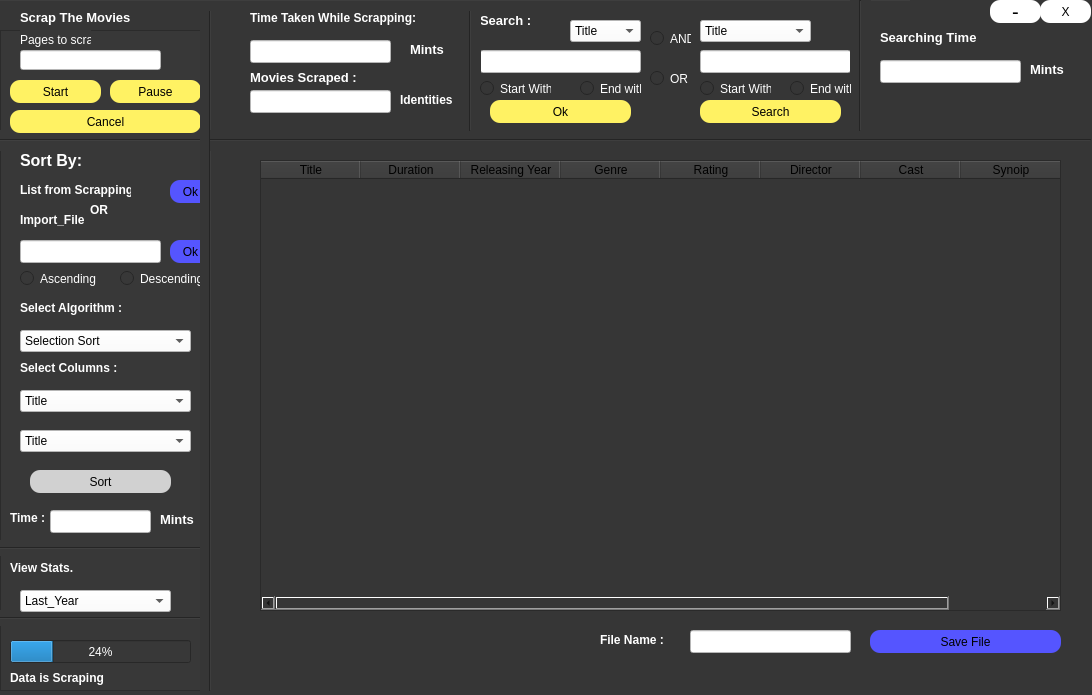
Old version of the form ScrapTheMovies.ui in the repository The-SaqlainNawaz/CS261F21PID19.
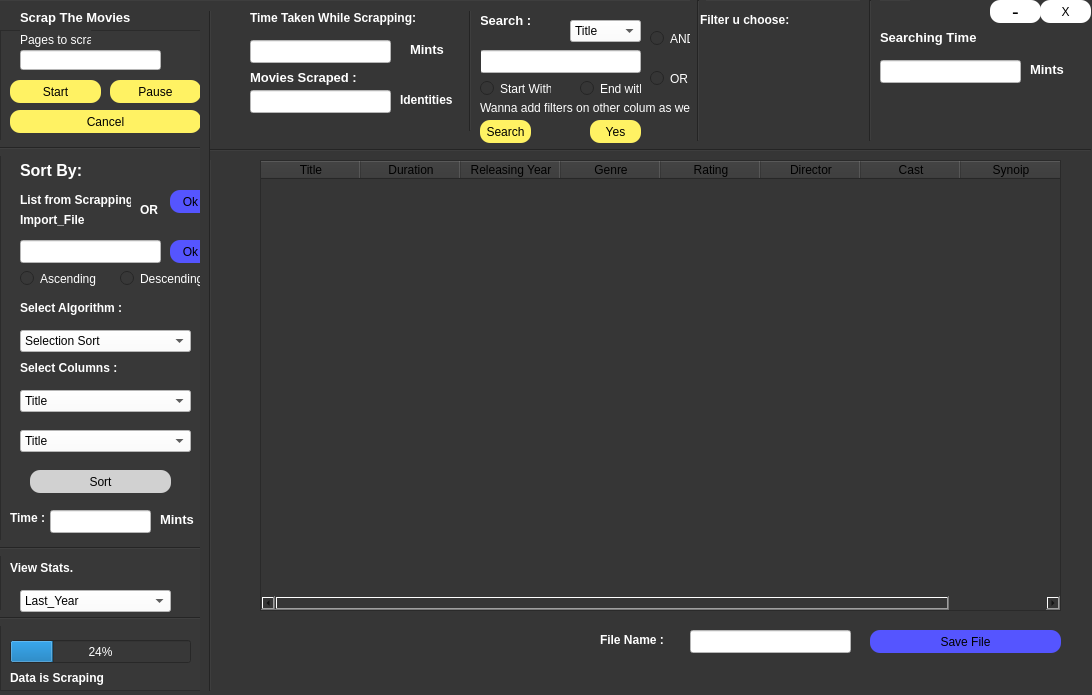
New version of the form.

```diff
--- a/ScrapTheMovies.ui
+++ b/ScrapTheMovies.ui
@@ -42,7 +42,7 @@
      <property name="geometry">
       <rect>
        <x>20</x>
-       <y>120</y>
+       <y>130</y>
        <width>71</width>
        <height>21</height>
       </rect>
@@ -255,9 +255,9 @@
      <property name="geometry">
       <rect>
        <x>0</x>
-       <y>100</y>
+       <y>110</y>
        <width>211</width>
-       <height>21</height>
+       <height>16</height>
       </rect>
      </property>
      <property name="orientation">
@@ -574,7 +574,7 @@
      <property name="geometry">
       <rect>
        <x>20</x>
-       <y>150</y>
+       <y>160</y>
        <width>111</width>
        <height>20</height>
       </rect>
@@ -586,7 +586,7 @@
     <widget class="QLabel" name="label_17">
      <property name="geometry">
       <rect>
-       <x>90</x>
+       <x>140</x>
        <y>170</y>
        <width>21</width>
        <height>20</height>
@@ -600,7 +600,7 @@
      <property name="geometry">
       <rect>
        <x>170</x>
-       <y>150</y>
+       <y>160</y>
        <width>41</width>
        <height>23</height>
       </rect>
@@ -716,9 +716,9 @@
     <property name="geometry">
      <rect>
       <x>210</x>
-      <y>130</y>
+      <y>140</y>
       <width>881</width>
-      <height>21</height>
+      <height>20</height>
      </rect>
     </property>
     <property name="orientation">
@@ -753,60 +753,6 @@
 </string>
     </property>
    </widget>
-   <widget class="QComboBox" name="comboBox_7">
-    <property name="geometry">
-     <rect>
-      <x>700</x>
-      <y>20</y>
-      <width>111</width>
-      <height>22</height>
-     </rect>
-    </property>
-    <property name="styleSheet">
-     <string notr="true">color:black;
-background-color:white;</string>
-    </property>
-    <item>
-     <property name="text">
-      <string>Title</string>
-     </property>
-    </item>
-    <item>
-     <property name="text">
-      <string>Duration</string>
-     </property>
-    </item>
-    <item>
-     <property name="text">
-      <string>Year</string>
-     </property>
-    </item>
-    <item>
-     <property name="text">
-      <string>Genre</string>
-     </property>
-    </item>
-    <item>
-     <property name="text">
-      <string>Rating</string>
-     </property>
-    </item>
-    <item>
-     <property name="text">
-      <string>Director</string>
-     </property>
-    </item>
-    <item>
-     <property name="text">
-      <string>Cast</string>
-     </property>
-    </item>
-    <item>
-     <property name="text">
-      <string>Synop</string>
-     </property>
-    </item>
-   </widget>
    <widget class="QComboBox" name="comboBox_8">
     <property name="geometry">
      <rect>
@@ -1176,38 +1122,9 @@
    <widget class="QPushButton" name="startbutton_4">
     <property name="geometry">
      <rect>
-      <x>490</x>
-      <y>100</y>
-      <width>141</width>
-      <height>23</height>
-     </rect>
-    </property>
-    <property name="styleSheet">
-     <string notr="true">QPushButton {
-   background-color:rgb(255, 242, 99);
-    border: none;
-   color: black;
-    border-radius:10px;
-    font:arial;
-}
-QPushButton:hover {
-    background-color:rgb(254, 254, 254);
-}
-QPushButton:pressed {
-    background-color: rgb(68, 68, 68);
-   color : rgb(121, 111, 255);
-}</string>
-    </property>
-    <property name="text">
-     <string>Ok</string>
-    </property>
-   </widget>
-   <widget class="QPushButton" name="startbutton_5">
-    <property name="geometry">
-     <rect>
-      <x>700</x>
-      <y>100</y>
-      <width>141</width>
+      <x>480</x>
+      <y>120</y>
+      <width>51</width>
       <height>23</height>
      </rect>
     </property>
@@ -1231,28 +1148,13 @@
      <string>Search</string>
     </property>
    </widget>
-   <widget class="QLineEdit" name="lineEdit_7">
-    <property name="geometry">
-     <rect>
-      <x>700</x>
-      <y>50</y>
-      <width>151</width>
-      <height>23</height>
-     </rect>
-    </property>
-    <property name="styleSheet">
-     <string notr="true">background-color:white;
-color:black;
-</string>
-    </property>
-   </widget>
    <widget class="Line" name="line_8">
     <property name="geometry">
      <rect>
-      <x>850</x>
+      <x>860</x>
       <y>0</y>
-      <width>21</width>
-      <height>131</height>
+      <width>20</width>
+      <height>141</height>
      </rect>
     </property>
     <property name="orientation">
@@ -1319,38 +1221,6 @@
      <string>End with</string>
     </property>
    </widget>
-   <widget class="QRadioButton" name="StartWith1_2">
-    <property name="geometry">
-     <rect>
-      <x>700</x>
-      <y>80</y>
-      <width>71</width>
-      <height>17</height>
-     </rect>
-    </property>
-    <property name="styleSheet">
-     <string notr="true">color: rgb(255, 255, 255);</string>
-    </property>
-    <property name="text">
-     <string>Start With</string>
-    </property>
-   </widget>
-   <widget class="QRadioButton" name="EndWith1_2">
-    <property name="geometry">
-     <rect>
-      <x>790</x>
-      <y>80</y>
-      <width>61</width>
-      <height>17</height>
-     </rect>
-    </property>
-    <property name="styleSheet">
-     <string notr="true">color: rgb(255, 255, 255);</string>
-    </property>
-    <property name="text">
-     <string>End with</string>
-    </property>
-   </widget>
    <widget class="QLineEdit" name="lineEdit_9">
     <property name="geometry">
      <rect>
@@ -1379,6 +1249,74 @@
      <string>&lt;html&gt;&lt;head/&gt;&lt;body&gt;&lt;p&gt;&lt;span style=&quot; font-weight:600; color:#ffffff;&quot;&gt;File Name :&lt;/span&gt;&lt;/p&gt;&lt;/body&gt;&lt;/html&gt;</string>
     </property>
    </widget>
+   <widget class="QLabel" name="label_21">
+    <property name="geometry">
+     <rect>
+      <x>480</x>
+      <y>100</y>
+      <width>211</width>
+      <height>16</height>
+     </rect>
+    </property>
+    <property name="text">
+     <string>&lt;html&gt;&lt;head/&gt;&lt;body&gt;&lt;p&gt;&lt;span style=&quot; color:#ffffff;&quot;&gt;Wanna add filters on other colum as well ?&lt;/span&gt;&lt;/p&gt;&lt;/body&gt;&lt;/html&gt;</string>
+    </property>
+   </widget>
+   <widget class="Line" name="line_9">
+    <property name="geometry">
+     <rect>
+      <x>690</x>
+      <y>0</y>
+      <width>16</width>
+      <height>141</height>
+     </rect>
+    </property>
+    <property name="orientation">
+     <enum>Qt::Vertical</enum>
+    </property>
+   </widget>
+   <widget class="QPushButton" name="startbutton_5">
+    <property name="geometry">
+     <rect>
+      <x>590</x>
+      <y>120</y>
+      <width>51</width>
+      <height>23</height>
+     </rect>
+    </property>
+    <property name="styleSheet">
+     <string notr="true">QPushButton {
+   background-color:rgb(255, 242, 99);
+    border: none;
+   color: black;
+    border-radius:10px;
+    font:arial;
+}
+QPushButton:hover {
+    background-color:rgb(254, 254, 254);
+}
+QPushButton:pressed {
+    background-color: rgb(68, 68, 68);
+   color : rgb(121, 111, 255);
+}</string>
+    </property>
+    <property name="text">
+     <string>Yes</string>
+    </property>
+   </widget>
+   <widget class="QLabel" name="label_22">
+    <property name="geometry">
+     <rect>
+      <x>700</x>
+      <y>10</y>
+      <width>91</width>
+      <height>21</height>
+     </rect>
+    </property>
+    <property name="text">
+     <string>&lt;html&gt;&lt;head/&gt;&lt;body&gt;&lt;p&gt;&lt;span style=&quot; font-weight:600; color:#ffffff;&quot;&gt;Filter u choose:&lt;/span&gt;&lt;/p&gt;&lt;/body&gt;&lt;/html&gt;</string>
+    </property>
+   </widget>
   </widget>
  </widget>
  <resources/>
```
